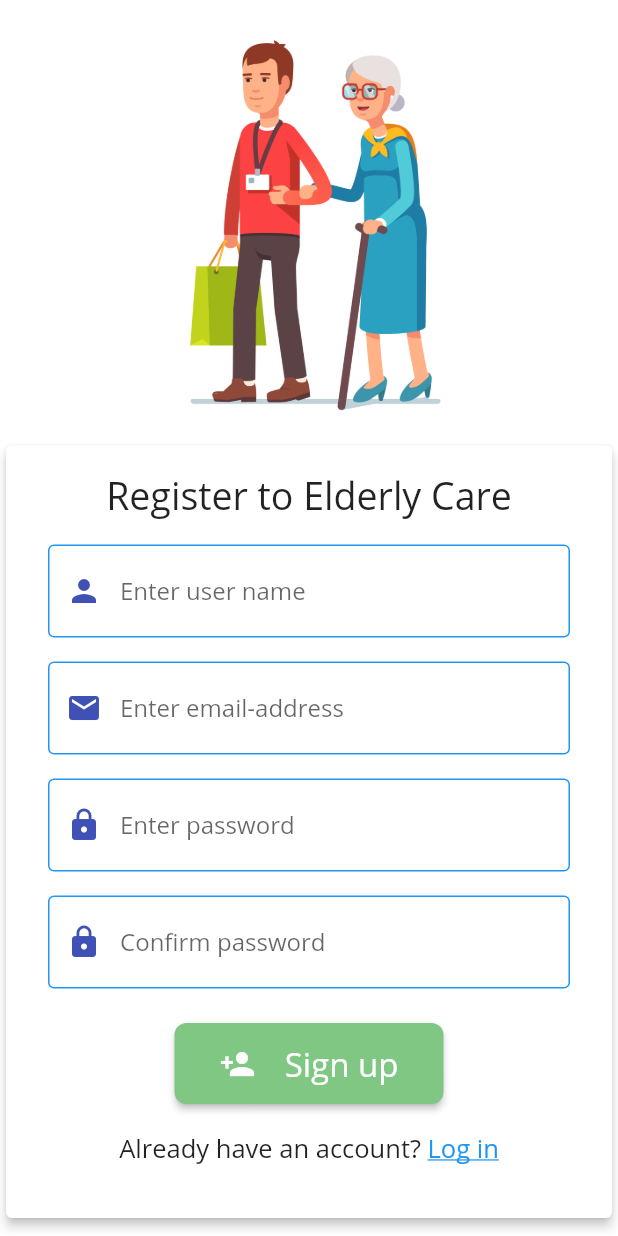
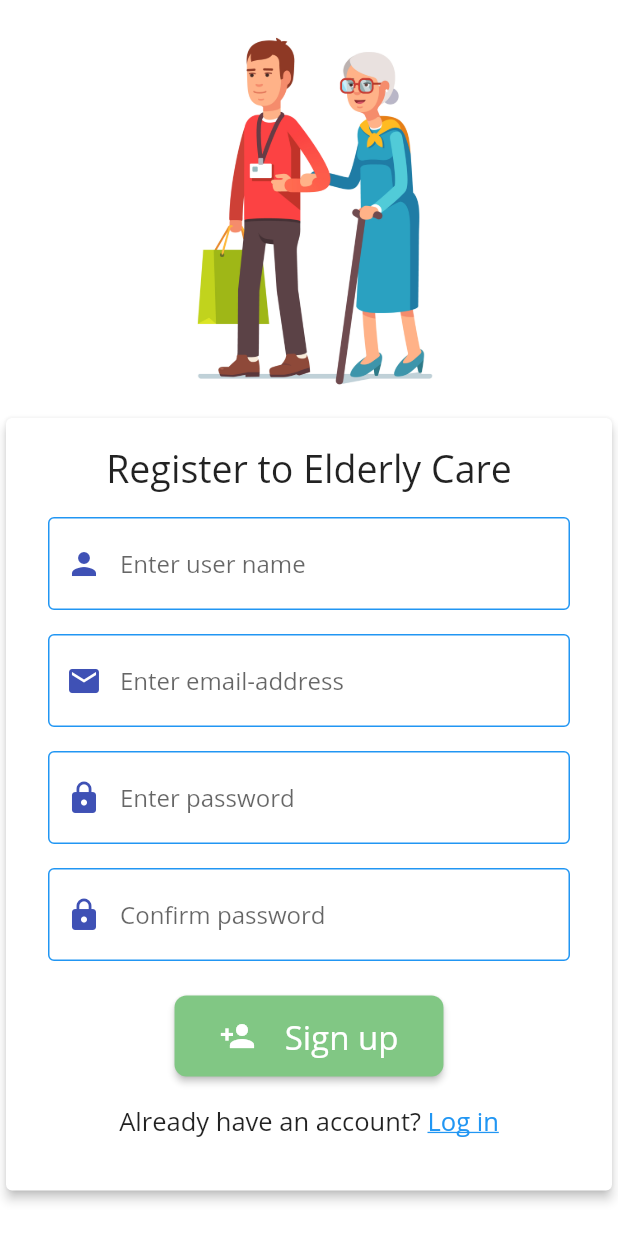
Before and after one commit to adarshbalu/elderly_app, a Flutter app: the screen it shows after launch, after a tap on "Sign up", on a phone screen of 412 x 824 dp. Run offline on Flutter 3.47's test engine with Material 2 defaults, Android fonts, the light colour scheme and no system bars; our stand-ins replace cloud_firestore, firebase_auth, firebase_storage, flutter_spinkit, font_awesome_flutter, geolocator and 7 more; missing offline and left inert: firebase_ml_vision, flutter_android, flutter_downloader, flutter_material_pickers, flutter_sms, mlkit and 1 more; accounts and stored records are empty.

Commit message:
Bug fixes on loading,register and login screens

```diff
--- a/lib/screens/loading/loading_screen.dart
+++ b/lib/screens/loading/loading_screen.dart
@@ -3,11 +3,10 @@ import 'package:elderly_app/screens/home/home_screen.dart';
 import 'package:elderly_app/screens/login/login_screen.dart';
 import 'package:flutter/material.dart';
 import 'package:flutter_spinkit/flutter_spinkit.dart';
-import 'package:shared_preferences/shared_preferences.dart';
-import 'package:elderly_app/screens/loading/onBoarding_screen.dart';
 
 class LoadingScreen extends StatefulWidget {
   static const String id = 'Loading_Screen';
+
   LoadingScreen({@required this.auth});
   final AuthBase auth;
 
@@ -17,24 +16,11 @@ class LoadingScreen extends StatefulWidget {
 
 class _LoadingScreenState extends State<LoadingScreen> {
   Image myImage;
-  SharedPreferences prefs;
-  bool showOnBoarding = false;
-  initPrefs() async {
-    prefs = await SharedPreferences.getInstance();
-    showOnBoarding = prefs.getBool('first') ?? true;
-  }
 
   @override
   void initState() {
-    initPrefs();
     super.initState();
     myImage = Image.asset('lib/resources/images/loadingimage.jpg');
-  }
-
-  @override
-  void didChangeDependencies() {
-    super.didChangeDependencies();
-    precacheImage(myImage.image, context);
   }
 
   @override
@@ -49,9 +35,7 @@ class _LoadingScreenState extends State<LoadingScreen> {
                 auth: widget.auth,
               );
             }
-            if (showOnBoarding) {
-              return OnBoardingScreen();
-            }
+
             return HomeScreen();
           } else {
             return Scaffold(
--- a/lib/screens/login/email_auth.dart
+++ b/lib/screens/login/email_auth.dart
@@ -1,6 +1,5 @@
 import 'package:cloud_firestore/cloud_firestore.dart';
 import 'package:elderly_app/screens/loading/onBoarding_screen.dart';
-import 'package:elderly_app/screens/home/home_screen.dart';
 import 'package:firebase_auth/firebase_auth.dart';
 import 'package:flutter/material.dart';
 import 'package:shared_preferences/shared_preferences.dart';
@@ -61,16 +60,10 @@ class _EmailRegisterState extends State<EmailRegister> {
           'gender': 'Not Set',
         });
         prefs.setBool('first', true);
-        if (!prefs.getBool('first'))
-          Navigator.pushReplacement(context,
-              MaterialPageRoute(builder: (context) {
-            return HomeScreen();
-          }));
-        else
-          Navigator.pushReplacement(context,
-              MaterialPageRoute(builder: (context) {
-            return OnBoardingScreen();
-          }));
+        Navigator.pushReplacement(context,
+            MaterialPageRoute(builder: (context) {
+          return OnBoardingScreen();
+        }));
       } catch (e) {
         print(e.toString());
       }
@@ -82,13 +75,11 @@ class _EmailRegisterState extends State<EmailRegister> {
     return Scaffold(
       resizeToAvoidBottomPadding: false,
       body: SafeArea(
-        child: Column(
+        child: ListView(
           children: <Widget>[
-            Expanded(
-              child: Hero(
-                child: Image.asset('lib/resources/images/loadingimage.jpg'),
-                tag: 'logo',
-              ),
+            Container(
+              height: MediaQuery.of(context).size.height / 3,
+              child: Image.asset('lib/resources/images/loadingimage.jpg'),
             ),
             Form(
               key: _registerFormKey,
--- a/lib/screens/login/login_screen.dart
+++ b/lib/screens/login/login_screen.dart
@@ -40,8 +40,8 @@ class _LoginScreenState extends State<LoginScreen> {
 
   @override
   void initState() {
+    super.initState();
     initPrefs();
-    super.initState();
   }
 
   @override
```
